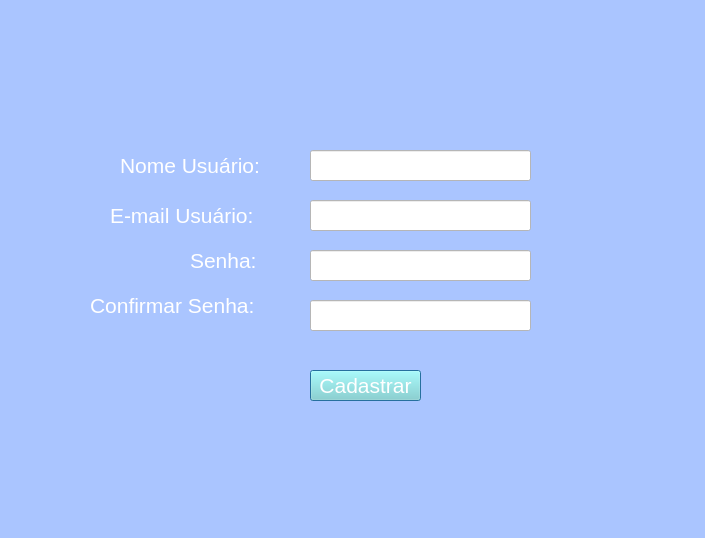
Qt form TELAS.PY/CADASTRAR.ui (AntonioSistemas/Projeto-Sistema-de-controle-de-objetivos) before a commit.
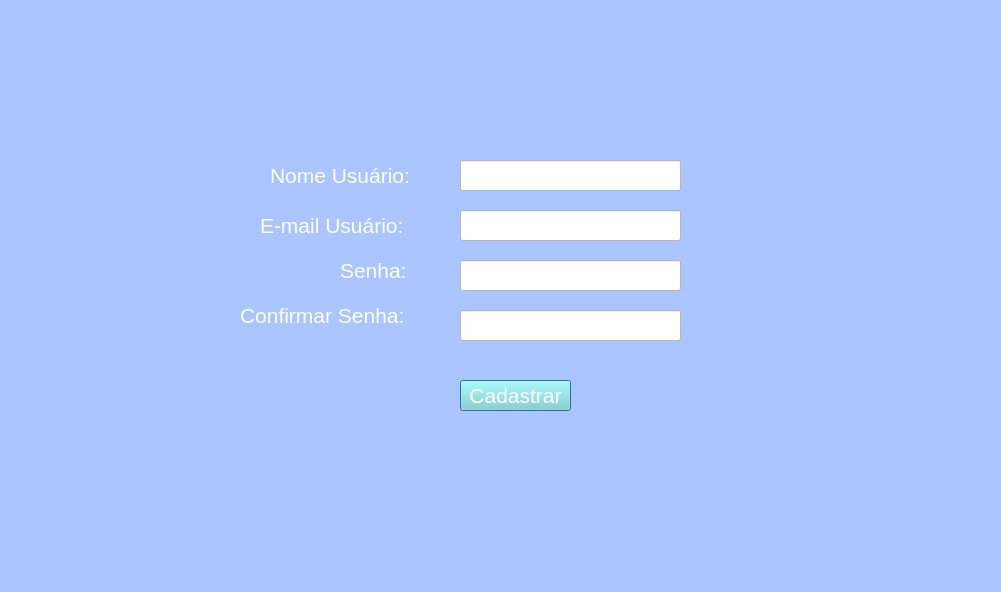
The same form after that commit. Icons and pictures are not drawn.

What changed in the file:
```diff
--- a/TELAS.PY/CADASTRAR.ui
+++ b/TELAS.PY/CADASTRAR.ui
@@ -6,8 +6,8 @@
    <rect>
     <x>0</x>
     <y>0</y>
-    <width>705</width>
-    <height>538</height>
+    <width>1001</width>
+    <height>592</height>
    </rect>
   </property>
   <property name="windowTitle">
@@ -19,8 +19,8 @@
   <widget class="QLabel" name="img_login_T2">
    <property name="geometry">
     <rect>
-     <x>300</x>
-     <y>10</y>
+     <x>450</x>
+     <y>20</y>
      <width>131</width>
      <height>111</height>
     </rect>
@@ -35,8 +35,8 @@
   <widget class="QLabel" name="Usuario">
    <property name="geometry">
     <rect>
-     <x>120</x>
-     <y>140</y>
+     <x>270</x>
+     <y>150</y>
      <width>191</width>
      <height>51</height>
     </rect>
@@ -51,8 +51,8 @@
    </property>
    <property name="geometry">
     <rect>
-     <x>310</x>
-     <y>150</y>
+     <x>460</x>
+     <y>160</y>
      <width>221</width>
      <height>31</height>
     </rect>
@@ -64,8 +64,8 @@
   <widget class="QLabel" name="email">
    <property name="geometry">
     <rect>
-     <x>110</x>
-     <y>190</y>
+     <x>260</x>
+     <y>200</y>
      <width>191</width>
      <height>51</height>
     </rect>
@@ -77,8 +77,8 @@
   <widget class="QLineEdit" name="C_email">
    <property name="geometry">
     <rect>
-     <x>310</x>
-     <y>200</y>
+     <x>460</x>
+     <y>210</y>
      <width>221</width>
      <height>31</height>
     </rect>
@@ -90,8 +90,8 @@
   <widget class="QLabel" name="Senha">
    <property name="geometry">
     <rect>
-     <x>190</x>
-     <y>240</y>
+     <x>340</x>
+     <y>250</y>
      <width>91</width>
      <height>41</height>
     </rect>
@@ -103,8 +103,8 @@
   <widget class="QLabel" name="ConfirmarSenha">
    <property name="geometry">
     <rect>
-     <x>90</x>
-     <y>280</y>
+     <x>240</x>
+     <y>290</y>
      <width>211</width>
      <height>51</height>
     </rect>
@@ -116,8 +116,8 @@
   <widget class="QLineEdit" name="C_senha">
    <property name="geometry">
     <rect>
-     <x>310</x>
-     <y>250</y>
+     <x>460</x>
+     <y>260</y>
      <width>221</width>
      <height>31</height>
     </rect>
@@ -132,8 +132,8 @@
   <widget class="QLineEdit" name="C_ConfirmarSenha">
    <property name="geometry">
     <rect>
-     <x>310</x>
-     <y>300</y>
+     <x>460</x>
+     <y>310</y>
      <width>221</width>
      <height>31</height>
     </rect>
@@ -148,8 +148,8 @@
   <widget class="QPushButton" name="B_Cadastrar">
    <property name="geometry">
     <rect>
-     <x>310</x>
-     <y>370</y>
+     <x>460</x>
+     <y>380</y>
      <width>111</width>
      <height>31</height>
     </rect>
@@ -191,8 +191,8 @@
   <widget class="QLabel" name="aviso">
    <property name="geometry">
     <rect>
-     <x>130</x>
-     <y>420</y>
+     <x>280</x>
+     <y>430</y>
      <width>411</width>
      <height>61</height>
     </rect>
```
